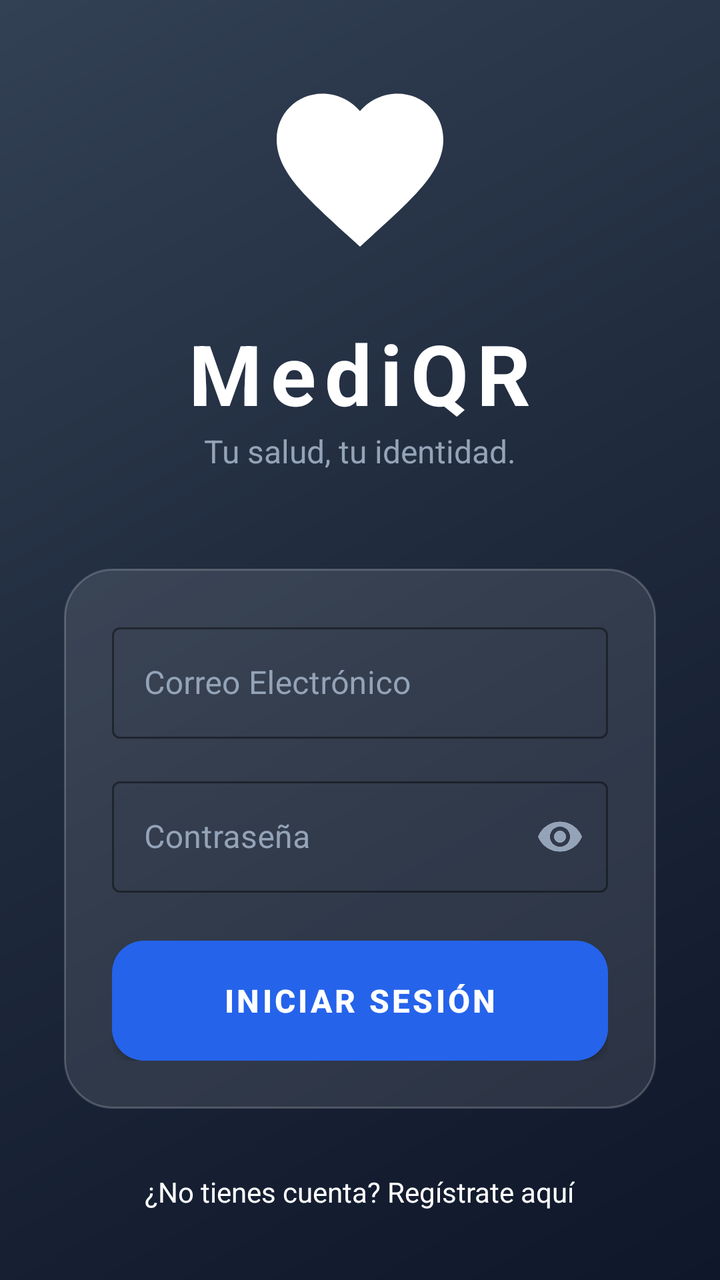
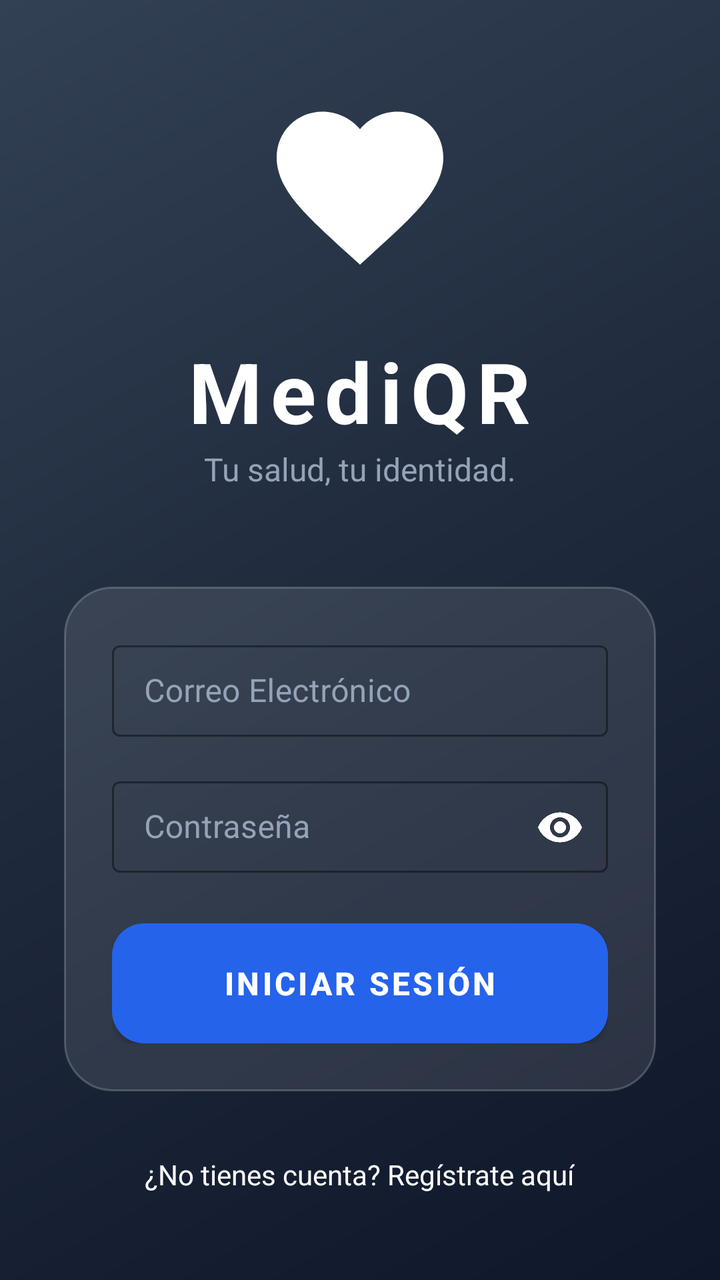

Before-and-after screenshots of an Android layout around one commit, followed by the original layout XML and the change that was made.
<!-- AndroidManifest.xml: application theme AppTheme -->
<!-- res/layout/activity_login.xml -->
<?xml version="1.0" encoding="utf-8"?>
<androidx.coordinatorlayout.widget.CoordinatorLayout xmlns:android="http://schemas.android.com/apk/res/android"
    xmlns:app="http://schemas.android.com/apk/res-auto"
    android:layout_width="match_parent"
    android:layout_height="match_parent"
    android:background="@drawable/bg_premium_gradient">

    <LinearLayout
        android:layout_width="match_parent"
        android:layout_height="match_parent"
        android:gravity="center"
        android:orientation="vertical"
        android:padding="32dp">

        <ImageView
            android:layout_width="100dp"
            android:layout_height="100dp"
            android:src="@drawable/ic_heart"
            app:tint="@color/white"
            android:layout_marginBottom="24dp" />

        <TextView
            style="@style/Heading1"
            android:layout_width="wrap_content"
            android:layout_height="wrap_content"
            android:text="MediQR"
            android:textColor="@color/white"
            android:textSize="42sp"
            android:letterSpacing="0.1" />

        <TextView
            android:layout_width="wrap_content"
            android:layout_height="wrap_content"
            android:text="Tu salud, tu identidad."
            android:textColor="#94A3B8"
            android:textSize="16sp"
            android:layout_marginBottom="48dp" />

        
        <LinearLayout
            android:layout_width="match_parent"
            android:layout_height="wrap_content"
            android:background="@drawable/bg_glass_card"
            android:orientation="vertical"
            android:padding="24dp">

            <com.google.android.material.textfield.TextInputLayout
                style="@style/Widget.MaterialComponents.TextInputLayout.OutlinedBox"
                android:layout_width="match_parent"
                android:layout_height="wrap_content"
                android:hint="Correo Electrónico"
                android:textColorHint="#94A3B8"
                app:hintTextColor="@color/white"
                app:boxStrokeColor="@color/white"
                app:boxStrokeWidthFocused="2dp"
                android:layout_marginBottom="16dp">
                <com.google.android.material.textfield.TextInputEditText
                    android:id="@+id/emailEditText"
                    android:layout_width="match_parent"
                    android:layout_height="wrap_content"
                    android:inputType="textEmailAddress"
                    android:textColor="@color/white" />
            </com.google.android.material.textfield.TextInputLayout>

            <com.google.android.material.textfield.TextInputLayout
                style="@style/Widget.MaterialComponents.TextInputLayout.OutlinedBox"
                android:layout_width="match_parent"
                android:layout_height="wrap_content"
                android:hint="Contraseña"
                android:textColorHint="#94A3B8"
                app:hintTextColor="@color/white"
                app:boxStrokeColor="@color/white"
                app:passwordToggleEnabled="true"
                app:passwordToggleTint="#94A3B8"
                android:layout_marginBottom="24dp">
                <com.google.android.material.textfield.TextInputEditText
                    android:id="@+id/passwordEditText"
                    android:layout_width="match_parent"
                    android:layout_height="wrap_content"
                    android:inputType="textPassword"
                    android:textColor="@color/white" />
            </com.google.android.material.textfield.TextInputLayout>

            <com.google.android.material.button.MaterialButton
                android:id="@+id/loginButton"
                android:layout_width="match_parent"
                android:layout_height="60dp"
                android:backgroundTint="@null"
                android:background="@drawable/btn_premium"
                android:text="INICIAR SESIÓN"
                android:textColor="@color/white"
                android:textStyle="bold"
                android:textSize="16sp"
                app:rippleColor="#40FFFFFF" />

        </LinearLayout>

        <TextView
            android:id="@+id/registerTextView"
            android:layout_width="wrap_content"
            android:layout_height="wrap_content"
            android:layout_marginTop="32dp"
            android:text="¿No tienes cuenta? Regístrate aquí"
            android:textColor="@color/white"
            android:textSize="14sp" />

    </LinearLayout>

</androidx.coordinatorlayout.widget.CoordinatorLayout>
<!-- resources referenced by this layout -->
<resources>
  <color name="white">#FFFFFF</color>
  <!-- drawable bg_glass_card (drawable) -->
  <?xml version="1.0" encoding="utf-8"?>
  <shape xmlns:android="http://schemas.android.com/apk/res/android"
      android:shape="rectangle">
      <solid android:color="#1AFFFFFF" />
      <corners android:radius="24dp" />
      <stroke android:width="1dp" android:color="#33FFFFFF" />
  </shape>
  <!-- drawable bg_premium_gradient (drawable) -->
  <?xml version="1.0" encoding="utf-8"?>
  <shape xmlns:android="http://schemas.android.com/apk/res/android"
      android:shape="rectangle">
      <gradient
          android:startColor="#0F172A"
          android:centerColor="#1E293B"
          android:endColor="#334155"
          android:angle="135" />
  </shape>
  <!-- drawable btn_premium (drawable) -->
  <?xml version="1.0" encoding="utf-8"?>
  <ripple xmlns:android="http://schemas.android.com/apk/res/android"
      android:color="#40FFFFFF">
      <item>
          <shape android:shape="rectangle">
              <gradient
                  android:startColor="#3B82F6"
                  android:endColor="#2563EB"
                  android:angle="0" />
              <corners android:radius="16dp" />
          </shape>
      </item>
  </ripple>
  <!-- drawable ic_heart (drawable) -->
  <?xml version="1.0" encoding="utf-8"?>
  <vector xmlns:android="http://schemas.android.com/apk/res/android"
      android:width="24dp"
      android:height="24dp"
      android:viewportWidth="24"
      android:viewportHeight="24">
      <path
          android:fillColor="#FF000000"
          android:pathData="M12,21.35l-1.45,-1.32C5.4,15.36 2,12.28 2,8.5 2,5.42 4.42,3 7.5,3c1.74,0 3.41,0.81 4.5,2.09C13.09,3.81 14.76,3 16.5,3 19.58,3 22,5.42 22,8.5c0,3.78 -3.4,6.86 -8.55,11.54L12,21.35z" />
  </vector>
  <style name="Heading1">
          <item name="android:textSize">28sp</item>
          <item name="android:textColor">@color/text_primary</item>
          <item name="android:textStyle">bold</item>
      </style>
  <style name="AppTheme" parent="Theme.MaterialComponents.Light.NoActionBar">
          <item name="colorPrimary">@color/primary</item>
          <item name="colorPrimaryDark">@color/primary_dark</item>
          <item name="colorAccent">@color/accent</item>
          <item name="android:windowBackground">@color/background</item>
          <item name="bottomNavigationStyle">@style/CustomBottomNavigation</item>
      </style>
  <color name="text_primary">#1E293B</color>
  <color name="primary">#2563EB</color>
  <color name="primary_dark">#1E40AF</color>
  <color name="accent">#10B981</color>
  <color name="background">#F8FAFC</color>
  <style name="CustomBottomNavigation" parent="Widget.MaterialComponents.BottomNavigationView">
          <item name="labelVisibilityMode">labeled</item>
          <item name="itemIconSize">22dp</item>
          <item name="itemRippleColor">@color/primary_light</item>
          <item name="backgroundTint">@color/white</item>
          <item name="itemIconTint">@color/selector_nav_color</item>
          <item name="itemTextColor">@color/selector_nav_color</item>
          <item name="android:paddingTop">0dp</item>
          <item name="android:paddingBottom">0dp</item>
      </style>
  <color name="primary_light">#DBEAFE</color>
</resources>

<!-- the commit's change to res/layout/activity_login.xml (unified diff, before → after) -->
@@ -36,7 +36,6 @@
             android:textSize="16sp"
             android:layout_marginBottom="48dp" />
 
-        
         <LinearLayout
             android:layout_width="match_parent"
             android:layout_height="wrap_content"
@@ -59,7 +58,8 @@
                     android:layout_width="match_parent"
                     android:layout_height="wrap_content"
                     android:inputType="textEmailAddress"
-                    android:textColor="@color/white" />
+                    android:textColor="@color/white"
+                    android:paddingVertical="12dp" />
             </com.google.android.material.textfield.TextInputLayout>
 
             <com.google.android.material.textfield.TextInputLayout
@@ -72,13 +72,15 @@
                 app:boxStrokeColor="@color/white"
                 app:passwordToggleEnabled="true"
                 app:passwordToggleTint="#94A3B8"
+                app:endIconMode="password_toggle"
                 android:layout_marginBottom="24dp">
                 <com.google.android.material.textfield.TextInputEditText
                     android:id="@+id/passwordEditText"
                     android:layout_width="match_parent"
                     android:layout_height="wrap_content"
                     android:inputType="textPassword"
-                    android:textColor="@color/white" />
+                    android:textColor="@color/white"
+                    android:paddingVertical="12dp" />
             </com.google.android.material.textfield.TextInputLayout>
 
             <com.google.android.material.button.MaterialButton
@@ -105,5 +107,4 @@
             android:textSize="14sp" />
 
     </LinearLayout>
-
 </androidx.coordinatorlayout.widget.CoordinatorLayout>
